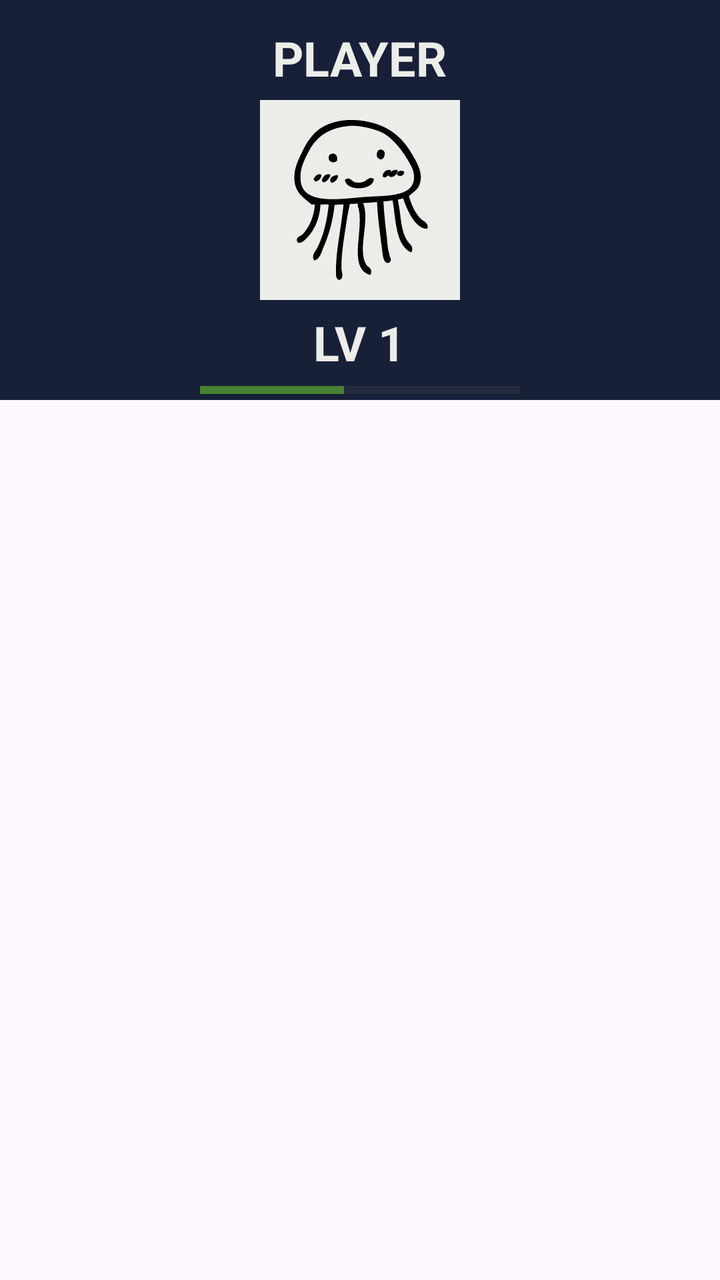
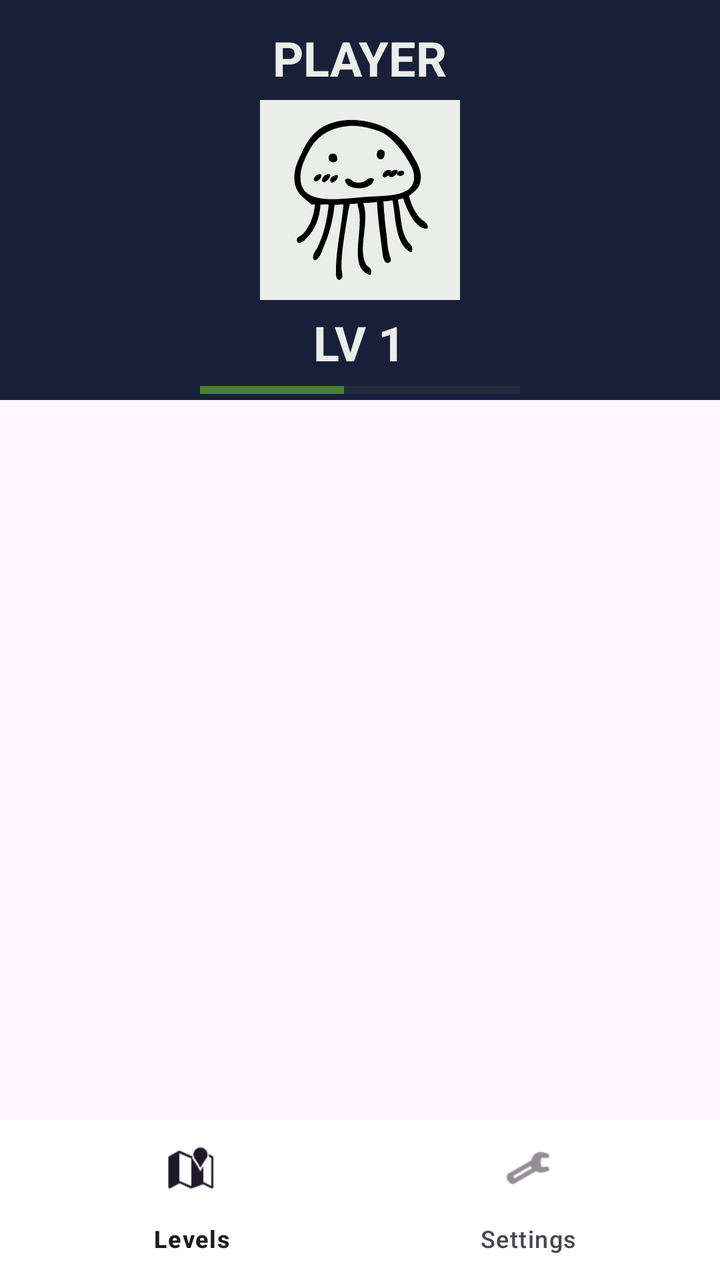

Screens rendered from an Android XML layout before and after an edit, with the pre-edit source and the edit as a unified diff.
<!-- AndroidManifest.xml: application theme Theme.Academo -->
<!-- res/layout/activity_home.xml -->
<?xml version="1.0" encoding="utf-8"?>
<LinearLayout
    xmlns:android="http://schemas.android.com/apk/res/android"
    xmlns:tools="http://tools.android.com/tools"
    android:id="@+id/main"
    android:layout_width="match_parent"
    android:layout_height="match_parent"
    android:orientation="vertical"
    tools:context=".HomeActivity">

    <RelativeLayout
        android:id="@+id/profile_bar"
        android:layout_width="match_parent"
        android:layout_height="200dp">

        <View
            android:id="@+id/background_line"
            android:layout_width="match_parent"
            android:layout_height="match_parent"
            android:background="#172038" />

        <TextView
            android:id="@+id/user_name_text"
            android:layout_width="wrap_content"
            android:layout_height="wrap_content"
            android:layout_above="@id/profile_picture"
            android:layout_centerHorizontal="true"
            android:layout_marginBottom="5dp"
            android:text="PLAYER"
            android:textColor="#ebede9"
            android:textSize="24sp"
            android:textStyle="bold"
            tools:ignore="HardcodedText" />

        <ImageView
            android:id="@+id/profile_picture"
            android:layout_width="100dp"
            android:layout_height="100dp"
            android:layout_centerInParent="true"
            android:background="#ebede9"
            android:src="@drawable/profile_picture" />

        <TextView
            android:id="@+id/level_text"
            android:layout_width="wrap_content"
            android:layout_height="wrap_content"
            android:layout_below="@id/profile_picture"
            android:layout_centerHorizontal="true"
            android:layout_marginTop="5dp"
            android:text="LV 1"
            android:textColor="#ebede9"
            android:textSize="24sp"
            android:textStyle="bold"
            tools:ignore="HardcodedText" />

        <ProgressBar
            android:id="@+id/level_progress"
            style="?android:attr/progressBarStyleHorizontal"
            android:layout_width="160dp"
            android:layout_height="wrap_content"
            android:layout_below="@id/level_text"
            android:layout_centerHorizontal="true"
            android:layout_marginTop="3dp"
            android:max="100"
            android:progress="45"
            tools:progress="45"
            android:progressTint="#468232"/>

    </RelativeLayout>

    <androidx.recyclerview.widget.RecyclerView
        android:id="@+id/level_select_list"
        android:layout_width="match_parent"
        android:layout_height="match_parent"
        />

</LinearLayout>
<!-- resources referenced by this layout -->
<resources>
  <!-- drawable profile_picture: vector/xml drawable (drawable, 6495 chars, omitted) -->
  <style name="Theme.Academo" parent="Base.Theme.Academo" />
  <style name="Base.Theme.Academo" parent="Theme.Material3.DayNight.NoActionBar">
          
          
      </style>
</resources>

<!-- the commit's change to res/layout/activity_home.xml (unified diff, before → after) -->
@@ -1,17 +1,19 @@
 <?xml version="1.0" encoding="utf-8"?>
-<LinearLayout
+<RelativeLayout
     xmlns:android="http://schemas.android.com/apk/res/android"
-    xmlns:tools="http://tools.android.com/tools"
+    xmlns:app="http://schemas.android.com/apk/res-auto"
+    xmlns:tools="http://schemas.android.com/tools"
     android:id="@+id/main"
     android:layout_width="match_parent"
     android:layout_height="match_parent"
-    android:orientation="vertical"
     tools:context=".HomeActivity">
 
+    
     <RelativeLayout
         android:id="@+id/profile_bar"
         android:layout_width="match_parent"
-        android:layout_height="200dp">
+        android:layout_height="200dp"
+        android:layout_alignParentTop="true">
 
         <View
             android:id="@+id/background_line"
@@ -38,7 +40,9 @@
             android:layout_height="100dp"
             android:layout_centerInParent="true"
             android:background="#ebede9"
-            android:src="@drawable/profile_picture" />
+            android:src="@drawable/profile_picture"
+            android:clickable="true"
+            android:focusable="true"/>
 
         <TextView
             android:id="@+id/level_text"
@@ -65,13 +69,21 @@
             android:progress="45"
             tools:progress="45"
             android:progressTint="#468232"/>
-
     </RelativeLayout>
 
     <androidx.recyclerview.widget.RecyclerView
         android:id="@+id/level_select_list"
         android:layout_width="match_parent"
         android:layout_height="match_parent"
-        />
+        android:layout_below="@id/profile_bar"
+        android:layout_above="@id/bottom_navigation" />
 
-</LinearLayout>
+    <com.google.android.material.bottomnavigation.BottomNavigationView
+        android:id="@+id/bottom_navigation"
+        android:layout_width="match_parent"
+        android:layout_height="wrap_content"
+        android:layout_alignParentBottom="true"
+        android:background="#FFFFFF"
+        app:menu="@menu/bottom_nav_menu" />
+
+</RelativeLayout>
